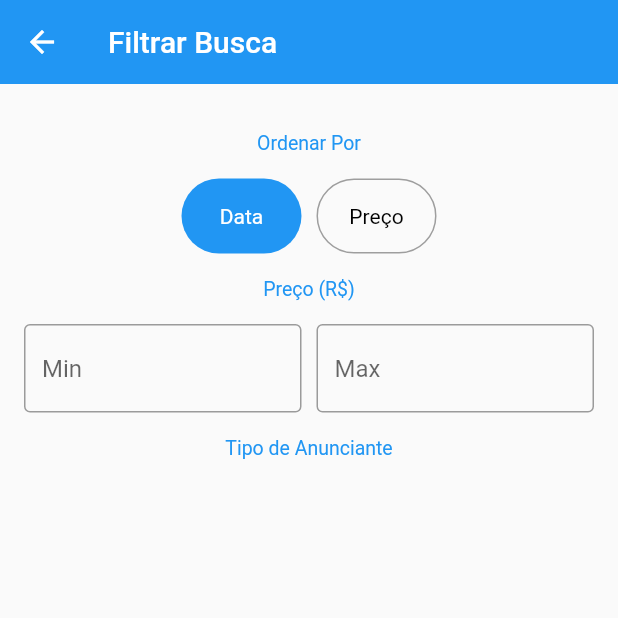
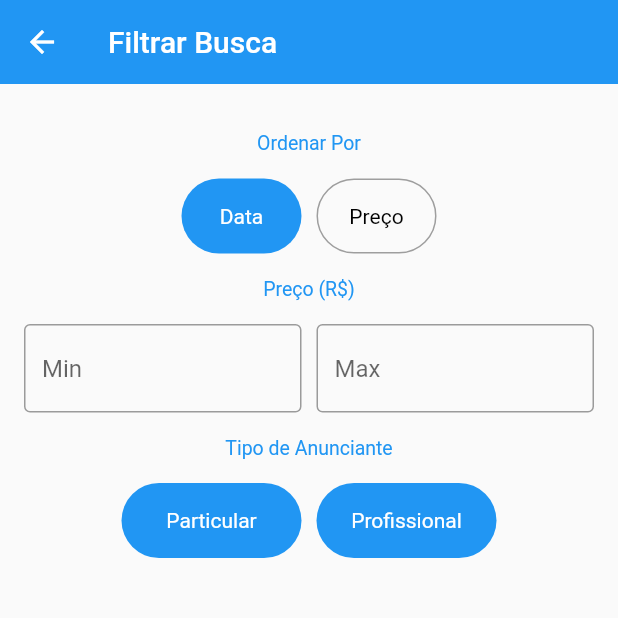
Before and after one commit to evrtonpires/olx, a Flutter app: the FilterScreen screen opened directly, on a phone screen of 412 x 824 dp, the top half of it. Run offline on Flutter 3.47's test engine with Material 2 defaults, Android fonts, the phone set to English and light mode, and no system bars; our stand-ins replace brasil_fields, rxdart.

Commit message:
Criando o Campo do Tipo de Anunciante

```diff
--- a/lib/models/filter.dart
+++ b/lib/models/filter.dart
@@ -1 +1,4 @@
 enum OrderBy { DATE, PRICE }
+
+const VENDOR_TYPE_PARTICULAR = 1 << 0;
+const VENDOR_TYPE_PROFISSIONAL = 1 << 1;
--- a/lib/screens/filter/filter_screen.dart
+++ b/lib/screens/filter/filter_screen.dart
@@ -3,6 +3,7 @@ import 'package:xlo/models/filter.dart';
 import 'package:xlo/screens/filter/widgets/order_by_filter.dart';
 import 'package:xlo/screens/filter/widgets/price_range_field.dart';
 import 'package:xlo/screens/filter/widgets/section_title.dart';
+import 'package:xlo/screens/filter/widgets/vendor_type_field.dart';
 
 class FilterScreen extends StatefulWidget {
   @override
@@ -31,6 +32,9 @@ class _FilterScreenState extends State<FilterScreen> {
                 const Center(child: SectionTitle(title: "Preço (R\$)")),
                 PriceRangeField(),
                 const Center(child: SectionTitle(title: "Tipo de Anunciante")),
+                VendorTypeField(
+                  initialValue: VENDOR_TYPE_PARTICULAR | VENDOR_TYPE_PROFISSIONAL,
+                  onSaved: (valor) {},)
               ],
             ),
           )
--- /dev/null
+++ b/lib/screens/filter/widgets/vendor_type_field.dart
@@ -0,0 +1,95 @@
+import 'package:flutter/material.dart';
+import 'package:xlo/models/filter.dart';
+
+class VendorTypeField extends StatelessWidget {
+  VendorTypeField({@required this.onSaved, @required this.initialValue});
+
+  final FormFieldSetter<int> onSaved;
+  final int initialValue;
+
+  @override
+  Widget build(BuildContext context) {
+    return FormField<int>(
+      initialValue: initialValue,
+      onSaved: onSaved,
+      builder: (state) {
+        return Row(
+          mainAxisAlignment: MainAxisAlignment.center,
+          children: <Widget>[
+            GestureDetector(
+              onTap: () {
+                if (state.value & VENDOR_TYPE_PARTICULAR != 0) {
+                  if (state.value & VENDOR_TYPE_PROFISSIONAL != 0) {
+                    state.didChange(state.value & ~VENDOR_TYPE_PARTICULAR);
+                  } else {
+                    state.didChange(VENDOR_TYPE_PROFISSIONAL);
+                  }
+                } else {
+                  state.didChange(state.value | VENDOR_TYPE_PARTICULAR);
+                }
+              },
+              child: Container(
+                height: 50,
+                width: 120,
+                decoration: BoxDecoration(
+                    border: Border.all(
+                        color: state.value & VENDOR_TYPE_PARTICULAR != 0
+                            ? Colors.transparent
+                            : Colors.grey),
+                    borderRadius: const BorderRadius.all(Radius.circular(50)),
+                    color: state.value & VENDOR_TYPE_PARTICULAR != 0
+                        ? Colors.blue
+                        : Colors.transparent),
+                alignment: Alignment.center,
+                child: Text(
+                  "Particular",
+                  style: TextStyle(
+                      color: state.value & VENDOR_TYPE_PARTICULAR != 0
+                          ? Colors.white
+                          : Colors.black),
+                ),
+              ),
+            ),
+            const SizedBox(
+              width: 10,
+            ),
+            GestureDetector(
+              onTap: () {
+                if (state.value & VENDOR_TYPE_PROFISSIONAL != 0) {
+                  if (state.value & VENDOR_TYPE_PARTICULAR != 0) {
+                    state.didChange(state.value & ~VENDOR_TYPE_PROFISSIONAL);
+                  } else {
+                    state.didChange(VENDOR_TYPE_PARTICULAR);
+                  }
+                } else {
+                  state.didChange(state.value | VENDOR_TYPE_PROFISSIONAL);
+                }
+              },
+              child: Container(
+                height: 50,
+                width: 120,
+                decoration: BoxDecoration(
+                    border: Border.all(
+                        color: state.value & VENDOR_TYPE_PROFISSIONAL != 0
+                            ? Colors.transparent
+                            : Colors.grey),
+                    borderRadius: const BorderRadius.all(Radius.circular(50)),
+                    color: state.value & VENDOR_TYPE_PROFISSIONAL != 0
+                        ? Colors.blue
+                        : Colors.transparent),
+                alignment: Alignment.center,
+                child: Text(
+                  "Profissional",
+                  style: TextStyle(
+                      color: state.value & VENDOR_TYPE_PROFISSIONAL != 0
+                          ? Colors.white
+                          : Colors.black),
+                ),
+              ),
+            )
+          ],
+        );
+      },
+    );
+  }
+}
```
